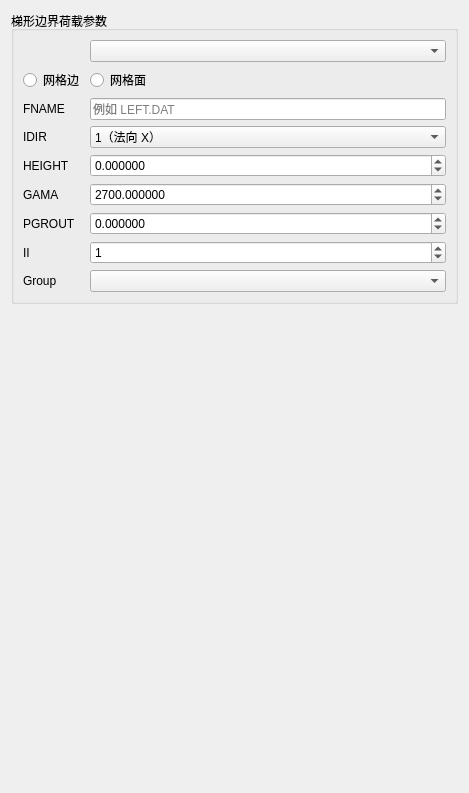
Qt form plugins/Base_PhysicalField/GeoStressFitFacePage.ui (asd977/base_cae) before a commit.
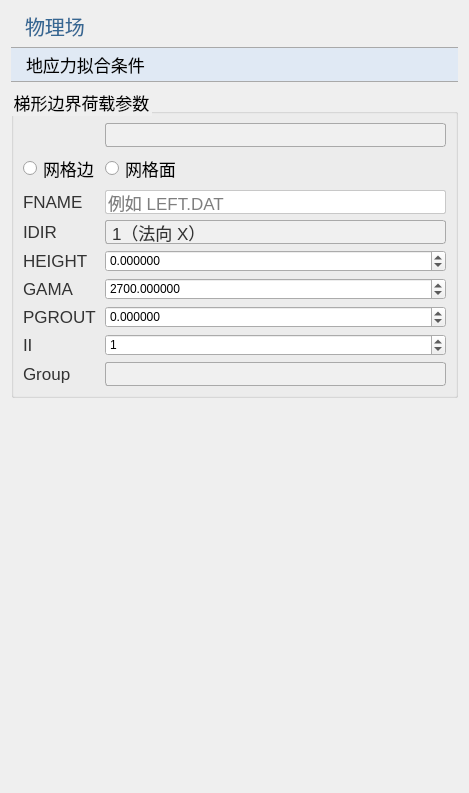
The same form after that commit. Icons and pictures are not drawn.

Commit message: style: unify Base_PhysicalField ui page headers and spacing

What changed in the file:
```diff
--- a/plugins/Base_PhysicalField/GeoStressFitFacePage.ui
+++ b/plugins/Base_PhysicalField/GeoStressFitFacePage.ui
@@ -13,7 +13,126 @@
   <property name="windowTitle">
    <string>地应力拟合条件</string>
   </property>
+  <property name="styleSheet">
+   <string notr="true">QWidget{
+font-family: &quot;Microsoft YaHei&quot;, &quot;微软雅黑&quot;;
+}
+QPushButton#pushButton {
+    background-color: rgb(224, 233, 244);
+    border-width: 1px;
+    border-color: rgb(121, 121, 121);
+    border-style: solid;
+    height: 33px;
+    border-top: 1px solid rgb(169, 169, 169); /* 上边框为灰色 */
+    border-bottom: 1px solid rgb(169, 169, 169); /* 下边框为灰色 */
+    border-left: none; /* 移除左边框 */
+    border-right: none;
+    text-align: left;
+	padding-left: 15px;
+	font-size: 17px;
+	border-style: solid;
+}
+QLabel {
+    font-family: &quot;Microsoft YaHei&quot;, &quot;微软雅黑&quot;;
+    font-size: 17px;
+    text-align: left;
+    color: rgb(51, 51, 51);
+    white-space: nowrap;
+    line-height: 50px;
+    position: absolute;
+    top: 0px;
+    left: 0px;
+}
+QLabel#pageNameLabel {
+    font-size: 20px;
+    font-family: &quot;Microsoft YaHei&quot;, 微软雅黑;
+    text-align: left;
+	padding-left:9px;
+    color: rgb(53, 103, 147);
+}
+QLineEdit {
+    border: 1px solid rgb(200, 200, 200); /* 设置边框为淡灰色 */
+    border-radius: 2px; /* 设置圆角半径为 5 像素 */
+	font-size: 17px;
+}
+QLineEdit:focus {
+    border-color: rgb(100, 100, 255); /* 设置焦点时的边框颜色为蓝色 */
+    outline: none; /* 去掉默认的焦点边框 */
+}
+QComboBox {
+    font-family: &quot;Microsoft YaHei&quot;, 微软雅黑;
+    font-size: 17px;
+    text-align: left;
+    color: rgb(51, 51, 51);
+    padding-left:6px;
+    background: rgb(240, 240, 240);
+    border: 1px solid rgb(169, 169, 169);
+    border-radius: 3px; /* 设置边框的圆角半径为5像素 */
+}
+QComboBox::drop-down {
+    background: rgb(240, 240, 240);
+}
+QComboBox::down-arrow {
+    image: url(:/resources/down_arrow.png); /* 替换下拉箭头图标 */
+}
+/*QCombobox右侧按钮*/
+QComboBox::drop-down {
+    subcontrol-origin: padding;
+    subcontrol-position: top right;/*放于右方顶部*/
+    border-top-right-radius: 3px;/*设置边框圆角*/
+    border-bottom-right-radius: 3px;
+}
+QLineEdit {
+    border: 1px solid rgb(200, 200, 200); /* 设置边框为淡灰色 */
+    border-radius: 2px; /* 设置圆角半径为 5 像素 */
+	font-size: 17px;
+}
+QLineEdit:focus {
+    border-color: rgb(100, 100, 255); /* 设置焦点时的边框颜色为蓝色 */
+    outline: none; /* 去掉默认的焦点边框 */
+}
+
+QRadioButton {
+    font-size: 17px; /* 设置字体大小为 14 像素 */
+}
+
+QCheckBox {
+    font-size: 17px; /* 设置字体大小为 14 像素 */
+}
+
+QGroupBox{
+    font-size: 17px; /* 设置字体大小为 14 像素 */   
+}
+
+</string>
+  </property>
   <layout class="QVBoxLayout" name="verticalLayout">
+   <item>
+    <widget class="QLabel" name="pageNameLabel">
+     <property name="sizePolicy">
+      <sizepolicy hsizetype="Preferred" vsizetype="Fixed">
+       <horstretch>0</horstretch>
+       <verstretch>0</verstretch>
+      </sizepolicy>
+     </property>
+     <property name="text">
+      <string>物理场</string>
+     </property>
+    </widget>
+   </item>
+   <item>
+    <widget class="QPushButton" name="pushButton">
+     <property name="sizePolicy">
+      <sizepolicy hsizetype="Ignored" vsizetype="Fixed">
+       <horstretch>0</horstretch>
+       <verstretch>0</verstretch>
+      </sizepolicy>
+     </property>
+     <property name="text">
+      <string>地应力拟合条件</string>
+     </property>
+    </widget>
+   </item>
    <item>
     <widget class="QGroupBox" name="groupBoxFit">
      <property name="title">
```
The commit also changes 10 other files.
